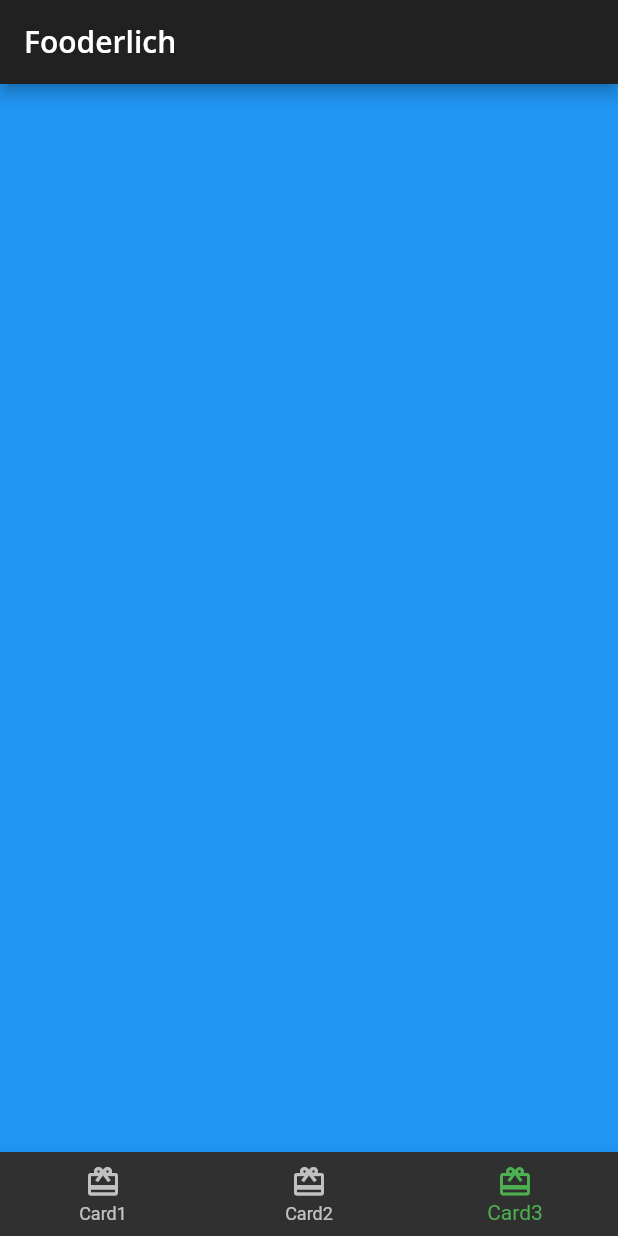
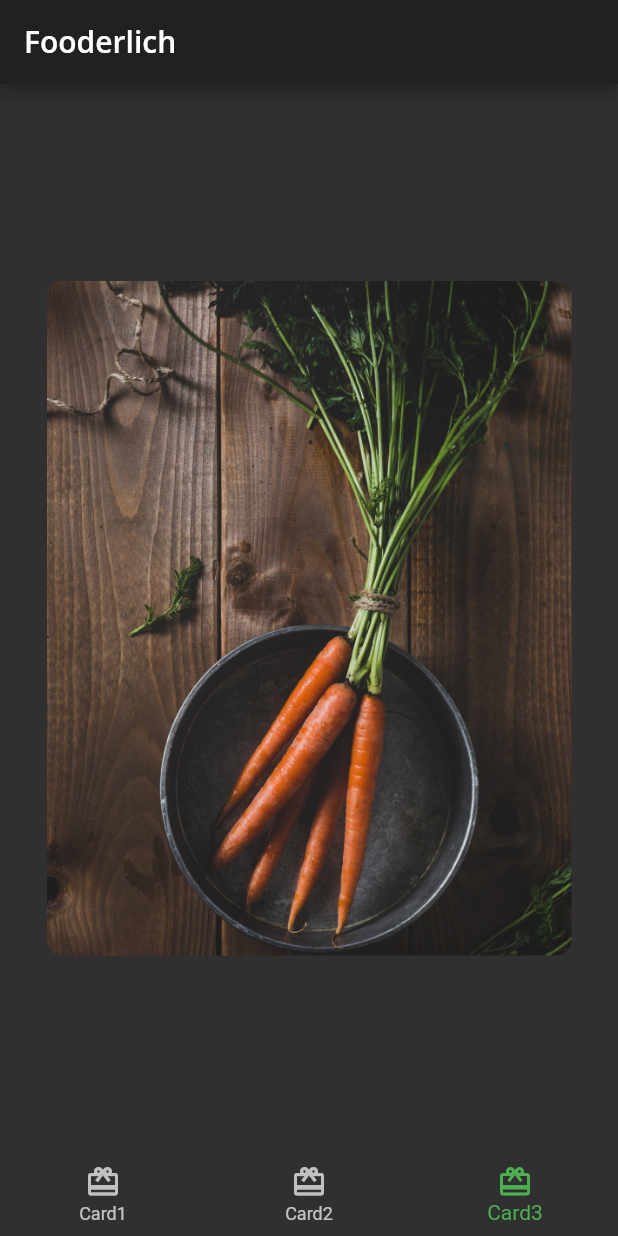
Before and after one commit to FrancaTM/fooderlich_flutter_rw, a Flutter app: the screen it shows after launch, item 3 of the bottom bar chosen, on a phone screen of 412 x 824 dp. Run offline on Flutter 3.47's test engine with Material 2 defaults, Android fonts, the phone set to English and light mode, and no system bars; our stand-ins replace google_fonts.

Commit message:
add card3

```diff
--- /dev/null
+++ b/lib/card3.dart
@@ -0,0 +1,32 @@
+import 'package:flutter/material.dart';
+import 'fooderlich_theme.dart';
+
+class Card3 extends StatelessWidget {
+  const Card3({Key? key}) : super(key: key);
+
+  @override
+  Widget build(BuildContext context) {
+    return Center(
+      child: Container(
+        constraints: const BoxConstraints.expand(
+          width: 350,
+          height: 450,
+        ),
+        decoration: const BoxDecoration(
+          image: DecorationImage(
+            image: AssetImage('assets/mag2.png'),
+            fit: BoxFit.cover,
+          ),
+          borderRadius: BorderRadius.all(Radius.circular(10.0)),
+        ),
+        child: Stack(
+          children: [
+            // TODO 5: add dark overlay BoxDecoration
+            // TODO 6: Add Container, Column, Icon and Text
+            // TODO 7: Add Center widget with Chip widget children
+          ],
+        ),
+      ),
+    );
+  }
+}
--- a/lib/home.dart
+++ b/lib/home.dart
@@ -2,6 +2,7 @@ import 'package:flutter/material.dart';
 
 import 'card1.dart';
 import 'card2.dart';
+import 'card3.dart';
 
 class Home extends StatefulWidget {
   const Home({Key? key}) : super(key: key);
@@ -15,7 +16,7 @@ class _HomeState extends State<Home> {
   static List<Widget> pages = <Widget>[
     const Card1(),
     const Card2(),
-    // TODO: Replace with Card3
+    const Card3(),
     Container(color: Colors.blue)
   ];
 
```
